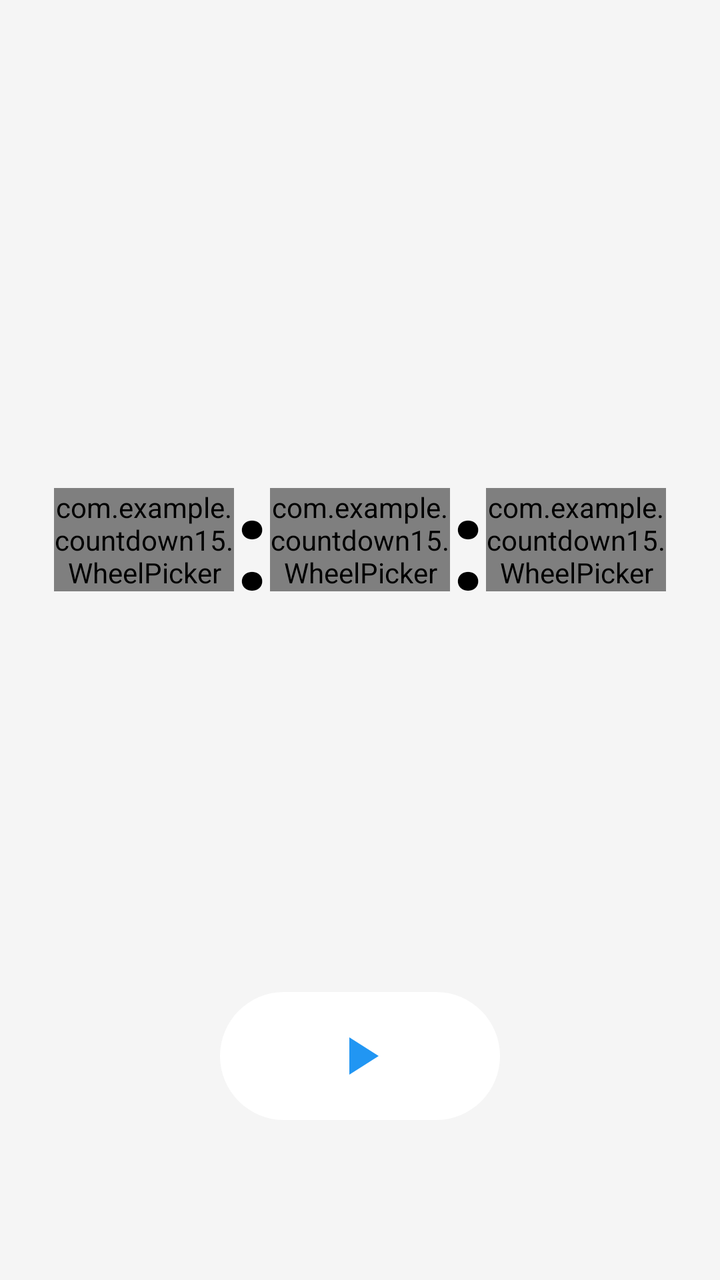
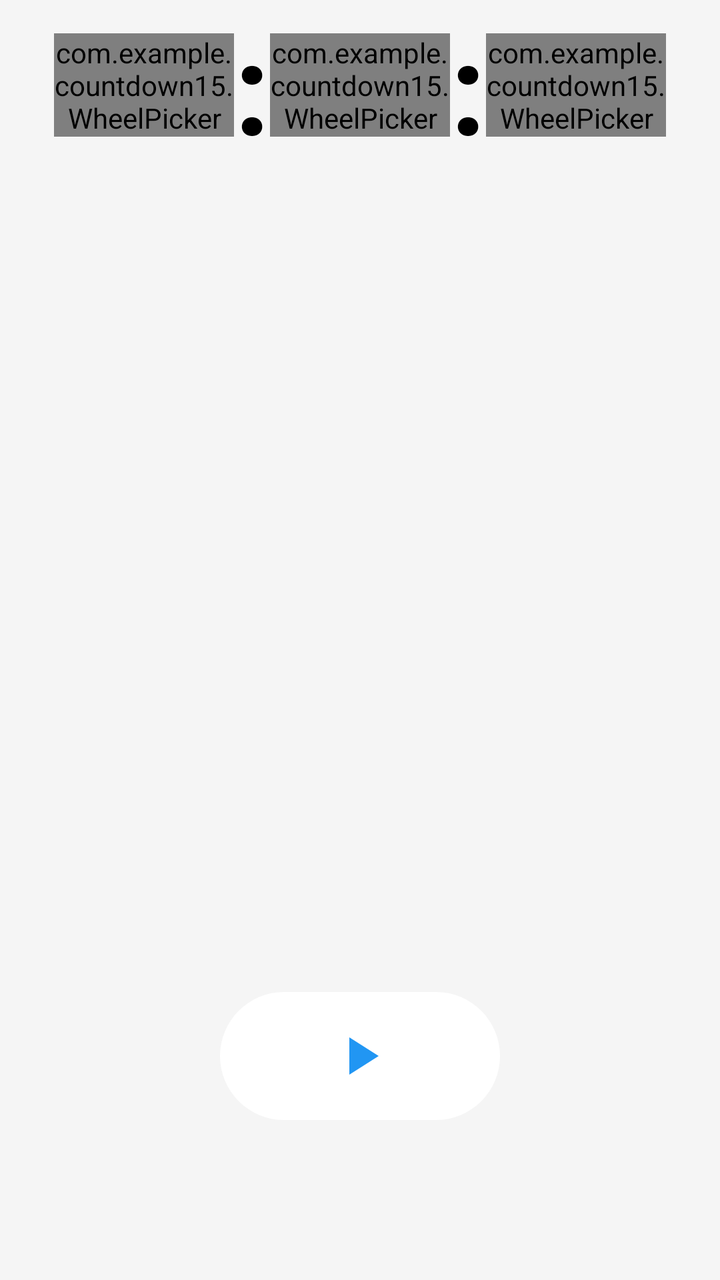

An Android layout rendered at two revisions. The XML below is the earlier revision; the diff shows what the commit changed to produce the second picture.
<!-- AndroidManifest.xml: application theme AppTheme -->
<!-- res/layout/activity_main.xml -->
<?xml version="1.0" encoding="utf-8"?>
<FrameLayout xmlns:android="http://schemas.android.com/apk/res/android"
    xmlns:app="http://schemas.android.com/apk/res-auto"
    android:id="@+id/rootLayout"
    android:layout_width="match_parent"
    android:layout_height="match_parent"
    android:background="#F5F5F5">

    <TextView
        android:id="@+id/tvTimer"
        android:layout_width="wrap_content"
        android:layout_height="wrap_content"
        android:layout_gravity="center"
        android:textColor="#000000"
        android:textSize="72sp"
        android:textStyle="bold"
        android:visibility="gone" />

    <LinearLayout
        android:id="@+id/timePickerLayout"
        android:layout_width="wrap_content"
        android:layout_height="wrap_content"
        android:layout_gravity="center"
        android:orientation="horizontal"
        android:gravity="center_vertical"
        android:translationY="-50dp"
        android:clipChildren="false"
        android:clipToPadding="false">

        <com.example.countdown15.WheelPicker
            android:id="@+id/npHour"
            android:layout_width="90dp"
            android:layout_height="wrap_content"
            android:clickable="true"
            android:focusable="true"
            app:wp_minValue="0"
            app:wp_maxValue="23"
            app:wp_value="0"
            app:wp_wrap="true"
            app:wp_visibleCount="5"
            app:wp_textSize="64sp" />

        <TextView
            android:layout_width="wrap_content"
            android:layout_height="wrap_content"
            android:text=":"
            android:textColor="#000000"
            android:textSize="64sp"
            android:textStyle="bold"
            android:layout_marginHorizontal="0dp" />

        <com.example.countdown15.WheelPicker
            android:id="@+id/npMinute"
            android:layout_width="90dp"
            android:layout_height="wrap_content"
            android:clickable="true"
            android:focusable="true"
            app:wp_minValue="0"
            app:wp_maxValue="59"
            app:wp_value="0"
            app:wp_wrap="true"
            app:wp_visibleCount="5"
            app:wp_textSize="64sp" />

        <TextView
            android:layout_width="wrap_content"
            android:layout_height="wrap_content"
            android:text=":"
            android:textColor="#000000"
            android:textSize="64sp"
            android:textStyle="bold"
            android:layout_marginHorizontal="0dp" />

        <com.example.countdown15.WheelPicker
            android:id="@+id/npSecond"
            android:layout_width="90dp"
            android:layout_height="wrap_content"
            android:clickable="true"
            android:focusable="true"
            app:wp_minValue="0"
            app:wp_maxValue="59"
            app:wp_value="15"
            app:wp_wrap="true"
            app:wp_visibleCount="5"
            app:wp_textSize="64sp" />

    </LinearLayout>

    <FrameLayout
        android:id="@+id/btnStart"
        android:layout_width="140dp"
        android:layout_height="64dp"
        android:layout_gravity="bottom|center_horizontal"
        android:layout_marginBottom="80dp"
        android:background="@drawable/bg_circle_button"
        android:clickable="true"
        android:focusable="true">

        <ImageView
            android:layout_width="32dp"
            android:layout_height="32dp"
            android:layout_gravity="center"
            android:src="@drawable/ic_play"
            android:contentDescription="开始" />

    </FrameLayout>

    <FrameLayout
        android:id="@+id/btnStop"
        android:layout_width="140dp"
        android:layout_height="64dp"
        android:layout_gravity="bottom|center_horizontal"
        android:layout_marginBottom="80dp"
        android:background="@drawable/bg_circle_button"
        android:clickable="true"
        android:focusable="true"
        android:visibility="gone">

        <ImageView
            android:layout_width="28dp"
            android:layout_height="28dp"
            android:layout_gravity="center"
            android:src="@drawable/ic_stop"
            android:contentDescription="停止" />

    </FrameLayout>

    <TextView
        android:id="@+id/tvVersion"
        android:layout_width="wrap_content"
        android:layout_height="wrap_content"
        android:layout_gravity="bottom|end"
        android:layout_margin="12dp"
        android:textColor="#999999"
        android:textSize="12sp"
        android:text="" />

</FrameLayout>
<!-- resources referenced by this layout -->
<resources>
  <!-- drawable bg_circle_button (drawable) -->
  <?xml version="1.0" encoding="utf-8"?>
  <shape xmlns:android="http://schemas.android.com/apk/res/android"
      android:shape="rectangle">
      <solid android:color="#FFFFFF" />
      <corners android:radius="32dp" />
  </shape>
  <!-- drawable ic_play (drawable) -->
  <?xml version="1.0" encoding="utf-8"?>
  <vector xmlns:android="http://schemas.android.com/apk/res/android"
      android:width="24dp"
      android:height="24dp"
      android:viewportWidth="24"
      android:viewportHeight="24">
      <path
          android:fillColor="#2196F3"
          android:pathData="M8,5v14l11,-7z" />
  </vector>
  <!-- drawable ic_stop (drawable) -->
  <?xml version="1.0" encoding="utf-8"?>
  <vector xmlns:android="http://schemas.android.com/apk/res/android"
      android:width="24dp"
      android:height="24dp"
      android:viewportWidth="24"
      android:viewportHeight="24">
      <path
          android:fillColor="#F44336"
          android:pathData="M6,6h12v12h-12z" />
  </vector>
  <style name="AppTheme" parent="Theme.AppCompat.Light.NoActionBar">
          <item name="android:windowBackground">#F5F5F5</item>
          <item name="android:textColorPrimary">#000000</item>
          <item name="android:textColorSecondary">#AAAAAA</item>
          <item name="colorAccent">#2196F3</item>
          <item name="android:windowTranslucentStatus">true</item>
          <item name="android:statusBarColor">@android:color/transparent</item>
          <item name="android:windowLightStatusBar">true</item>
      </style>
</resources>

<!-- the commit's change to res/layout/activity_main.xml (unified diff, before → after) -->
@@ -20,10 +20,9 @@
         android:id="@+id/timePickerLayout"
         android:layout_width="wrap_content"
         android:layout_height="wrap_content"
-        android:layout_gravity="center"
+        android:layout_gravity="top|center_horizontal"
         android:orientation="horizontal"
         android:gravity="center_vertical"
-        android:translationY="-50dp"
         android:clipChildren="false"
         android:clipToPadding="false">
 
